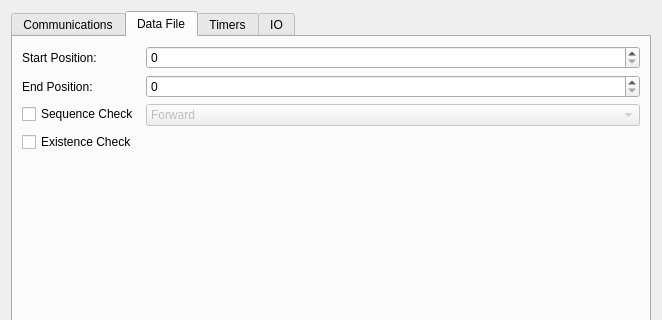
Old version of the form src/gui/SettingsWindow.ui in the repository orkiman/MachineController; both pictures show x 0 to 662 and y 0 to 320 of the 662 by 774 pixel window.
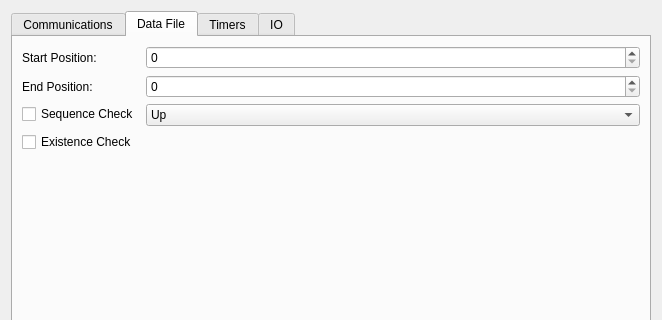
New version of the form. The open tabs and pages were chosen to show the change.

What changed in the file:
```diff
--- a/src/gui/SettingsWindow.ui
+++ b/src/gui/SettingsWindow.ui
@@ -380,12 +380,9 @@
          </item>
          <item row="2" column="1">
           <widget class="QComboBox" name="sequenceDirectionComboBox">
-           <property name="enabled">
-            <bool>false</bool>
-           </property>
            <item>
             <property name="text">
-             <string>Forward</string>
+               <string>Up</string>
             </property>
            </item>
            <item>
```
Left out of the diff: 2 changed lines with no effect on the pictures. Lines whose indentation alone changed are shown as unchanged.
